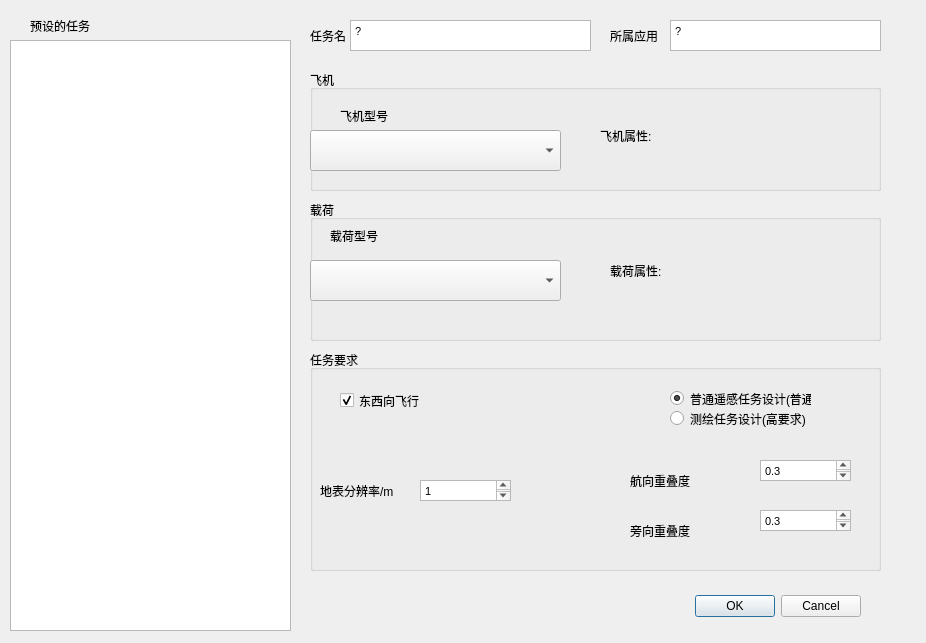
Before: the Qt Designer form add_fly_mission.ui in imbi7py/commander, drawn with Qt 5.
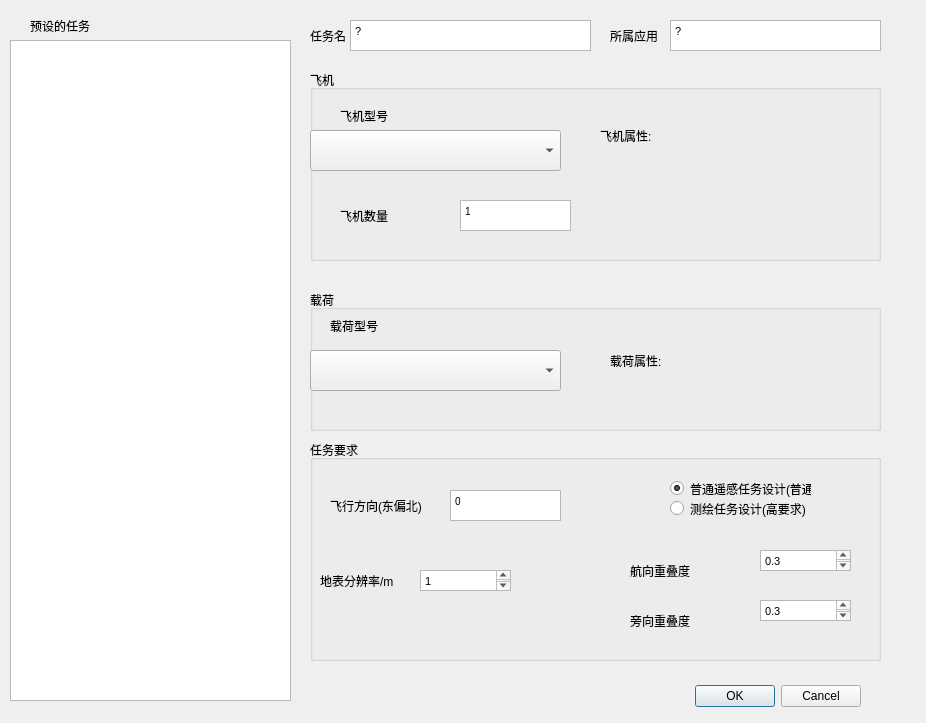
After: the same form once the commit is applied.

```diff
--- a/add_fly_mission.ui
+++ b/add_fly_mission.ui
@@ -7,7 +7,7 @@
     <x>0</x>
     <y>0</y>
     <width>926</width>
-    <height>643</height>
+    <height>723</height>
    </rect>
   </property>
   <property name="windowTitle">
@@ -17,7 +17,7 @@
    <property name="geometry">
     <rect>
      <x>520</x>
-     <y>590</y>
+     <y>680</y>
      <width>341</width>
      <height>32</height>
     </rect>
@@ -78,7 +78,7 @@
      <x>310</x>
      <y>70</y>
      <width>571</width>
-     <height>121</height>
+     <height>191</height>
     </rect>
    </property>
    <property name="title">
@@ -120,12 +120,42 @@
      <string>飞机属性:</string>
     </property>
    </widget>
+   <widget class="QTextEdit" name="aerocraft_num">
+    <property name="geometry">
+     <rect>
+      <x>150</x>
+      <y>130</y>
+      <width>111</width>
+      <height>31</height>
+     </rect>
+    </property>
+    <property name="html">
+     <string>&lt;!DOCTYPE HTML PUBLIC &quot;-//W3C//DTD HTML 4.0//EN&quot; &quot;http://www.w3.org/TR/REC-html40/strict.dtd&quot;&gt;
+&lt;html&gt;&lt;head&gt;&lt;meta name=&quot;qrichtext&quot; content=&quot;1&quot; /&gt;&lt;style type=&quot;text/css&quot;&gt;
+p, li { white-space: pre-wrap; }
+&lt;/style&gt;&lt;/head&gt;&lt;body style=&quot; font-family:'MS Shell Dlg 2'; font-size:7.8pt; font-weight:400; font-style:normal;&quot;&gt;
+&lt;p style=&quot; margin-top:0px; margin-bottom:0px; margin-left:0px; margin-right:0px; -qt-block-indent:0; text-indent:0px;&quot;&gt;1&lt;/p&gt;&lt;/body&gt;&lt;/html&gt;</string>
+    </property>
+   </widget>
+   <widget class="QLabel" name="label_9">
+    <property name="geometry">
+     <rect>
+      <x>30</x>
+      <y>130</y>
+      <width>101</width>
+      <height>31</height>
+     </rect>
+    </property>
+    <property name="text">
+     <string>飞机数量</string>
+    </property>
+   </widget>
   </widget>
   <widget class="QGroupBox" name="groupBox_2">
    <property name="geometry">
     <rect>
      <x>310</x>
-     <y>200</y>
+     <y>290</y>
      <width>571</width>
      <height>141</height>
     </rect>
@@ -174,7 +204,7 @@
    <property name="geometry">
     <rect>
      <x>310</x>
-     <y>350</y>
+     <y>440</y>
      <width>571</width>
      <height>221</height>
     </rect>
@@ -182,22 +212,6 @@
    <property name="title">
     <string>任务要求</string>
    </property>
-   <widget class="QCheckBox" name="fly_east_west_checkbox">
-    <property name="geometry">
-     <rect>
-      <x>30</x>
-      <y>30</y>
-      <width>201</width>
-      <height>41</height>
-     </rect>
-    </property>
-    <property name="text">
-     <string>东西向飞行</string>
-    </property>
-    <property name="checked">
-     <bool>true</bool>
-    </property>
-   </widget>
    <widget class="QLabel" name="label_5">
     <property name="geometry">
      <rect>
@@ -224,7 +238,7 @@
      <string>&lt;!DOCTYPE HTML PUBLIC &quot;-//W3C//DTD HTML 4.0//EN&quot; &quot;http://www.w3.org/TR/REC-html40/strict.dtd&quot;&gt;
 &lt;html&gt;&lt;head&gt;&lt;meta name=&quot;qrichtext&quot; content=&quot;1&quot; /&gt;&lt;style type=&quot;text/css&quot;&gt;
 p, li { white-space: pre-wrap; }
-&lt;/style&gt;&lt;/head&gt;&lt;body style=&quot; font-family:'MS Shell Dlg 2'; font-size:8.25pt; font-weight:400; font-style:normal;&quot;&gt;
+&lt;/style&gt;&lt;/head&gt;&lt;body style=&quot; font-family:'MS Shell Dlg 2'; font-size:7.8pt; font-weight:400; font-style:normal;&quot;&gt;
 &lt;p style=&quot; margin-top:0px; margin-bottom:0px; margin-left:0px; margin-right:0px; -qt-block-indent:0; text-indent:0px;&quot;&gt;&lt;span style=&quot; font-size:7.875pt;&quot;&gt;0.3&lt;/span&gt;&lt;/p&gt;&lt;/body&gt;&lt;/html&gt;</string>
     </property>
    </widget>
@@ -254,7 +268,7 @@
      <string>&lt;!DOCTYPE HTML PUBLIC &quot;-//W3C//DTD HTML 4.0//EN&quot; &quot;http://www.w3.org/TR/REC-html40/strict.dtd&quot;&gt;
 &lt;html&gt;&lt;head&gt;&lt;meta name=&quot;qrichtext&quot; content=&quot;1&quot; /&gt;&lt;style type=&quot;text/css&quot;&gt;
 p, li { white-space: pre-wrap; }
-&lt;/style&gt;&lt;/head&gt;&lt;body style=&quot; font-family:'MS Shell Dlg 2'; font-size:8.25pt; font-weight:400; font-style:normal;&quot;&gt;
+&lt;/style&gt;&lt;/head&gt;&lt;body style=&quot; font-family:'MS Shell Dlg 2'; font-size:7.8pt; font-weight:400; font-style:normal;&quot;&gt;
 &lt;p style=&quot; margin-top:0px; margin-bottom:0px; margin-left:0px; margin-right:0px; -qt-block-indent:0; text-indent:0px;&quot;&gt;&lt;span style=&quot; font-size:7.875pt;&quot;&gt;0.3&lt;/span&gt;&lt;/p&gt;&lt;/body&gt;&lt;/html&gt;</string>
     </property>
    </widget>
@@ -284,7 +298,7 @@
      <string>&lt;!DOCTYPE HTML PUBLIC &quot;-//W3C//DTD HTML 4.0//EN&quot; &quot;http://www.w3.org/TR/REC-html40/strict.dtd&quot;&gt;
 &lt;html&gt;&lt;head&gt;&lt;meta name=&quot;qrichtext&quot; content=&quot;1&quot; /&gt;&lt;style type=&quot;text/css&quot;&gt;
 p, li { white-space: pre-wrap; }
-&lt;/style&gt;&lt;/head&gt;&lt;body style=&quot; font-family:'MS Shell Dlg 2'; font-size:8.25pt; font-weight:400; font-style:normal;&quot;&gt;
+&lt;/style&gt;&lt;/head&gt;&lt;body style=&quot; font-family:'MS Shell Dlg 2'; font-size:7.8pt; font-weight:400; font-style:normal;&quot;&gt;
 &lt;p style=&quot; margin-top:0px; margin-bottom:0px; margin-left:0px; margin-right:0px; -qt-block-indent:0; text-indent:0px;&quot;&gt;&lt;span style=&quot; font-size:7.875pt;&quot;&gt;1&lt;/span&gt;&lt;/p&gt;&lt;/body&gt;&lt;/html&gt;</string>
     </property>
    </widget>
@@ -317,6 +331,36 @@
      <string>测绘任务设计(高要求)</string>
     </property>
    </widget>
+   <widget class="QTextEdit" name="fly_direction">
+    <property name="geometry">
+     <rect>
+      <x>140</x>
+      <y>50</y>
+      <width>111</width>
+      <height>31</height>
+     </rect>
+    </property>
+    <property name="html">
+     <string>&lt;!DOCTYPE HTML PUBLIC &quot;-//W3C//DTD HTML 4.0//EN&quot; &quot;http://www.w3.org/TR/REC-html40/strict.dtd&quot;&gt;
+&lt;html&gt;&lt;head&gt;&lt;meta name=&quot;qrichtext&quot; content=&quot;1&quot; /&gt;&lt;style type=&quot;text/css&quot;&gt;
+p, li { white-space: pre-wrap; }
+&lt;/style&gt;&lt;/head&gt;&lt;body style=&quot; font-family:'MS Shell Dlg 2'; font-size:7.8pt; font-weight:400; font-style:normal;&quot;&gt;
+&lt;p style=&quot; margin-top:0px; margin-bottom:0px; margin-left:0px; margin-right:0px; -qt-block-indent:0; text-indent:0px;&quot;&gt;0&lt;/p&gt;&lt;/body&gt;&lt;/html&gt;</string>
+    </property>
+   </widget>
+   <widget class="QLabel" name="label_8">
+    <property name="geometry">
+     <rect>
+      <x>20</x>
+      <y>50</y>
+      <width>101</width>
+      <height>31</height>
+     </rect>
+    </property>
+    <property name="text">
+     <string>飞行方向(东偏北)</string>
+    </property>
+   </widget>
   </widget>
   <widget class="QListWidget" name="preload_missions_listwidget">
    <property name="geometry">
@@ -324,7 +368,7 @@
      <x>10</x>
      <y>40</y>
      <width>281</width>
-     <height>591</height>
+     <height>661</height>
     </rect>
    </property>
   </widget>
```
Left out of the diff: 4 changed lines with no effect on the pictures.
